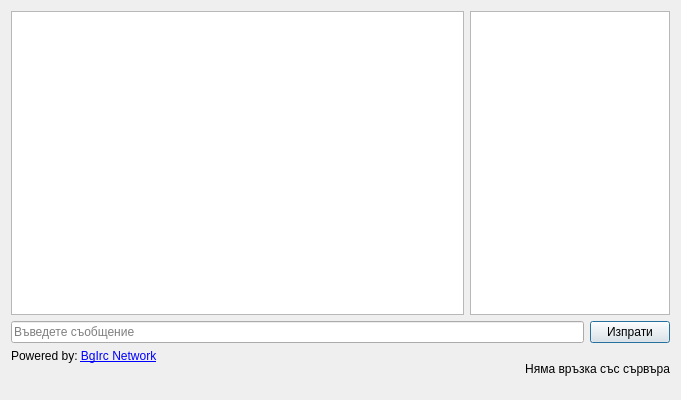
Before: the Qt Designer form src/View/Widgets/ChatDialog.ui in thefinalcutbg/DinoDent, drawn with Qt 5.
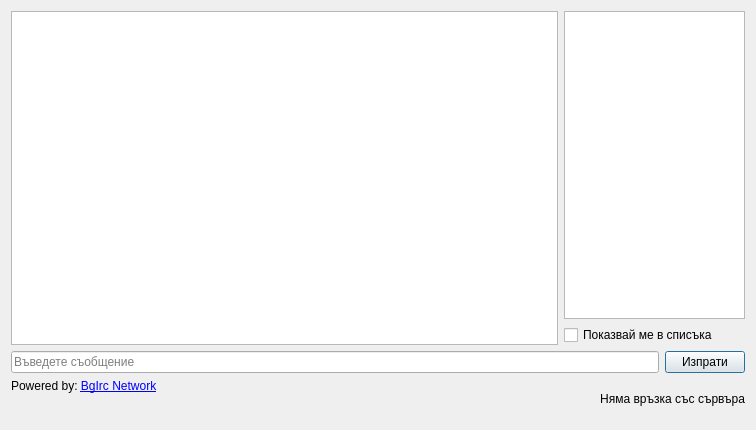
After: the same form once the commit is applied.

Diff of the .ui file:
```diff
--- a/src/View/Widgets/ChatDialog.ui
+++ b/src/View/Widgets/ChatDialog.ui
@@ -6,8 +6,8 @@
    <rect>
     <x>0</x>
     <y>0</y>
-    <width>681</width>
-    <height>400</height>
+    <width>756</width>
+    <height>430</height>
    </rect>
   </property>
   <property name="sizePolicy">
@@ -33,10 +33,24 @@
       </widget>
      </item>
      <item>
+      <layout class="QVBoxLayout" name="verticalLayout_2">
+       <property name="rightMargin">
+        <number>0</number>
+       </property>
+       <property name="bottomMargin">
+        <number>0</number>
+       </property>
+       <item>
       <widget class="QListWidget" name="usrList">
+         <property name="sizePolicy">
+          <sizepolicy hsizetype="Preferred" vsizetype="Expanding">
+           <horstretch>0</horstretch>
+           <verstretch>0</verstretch>
+          </sizepolicy>
+         </property>
        <property name="maximumSize">
         <size>
-         <width>200</width>
+           <width>181</width>
          <height>16777215</height>
         </size>
        </property>
@@ -47,6 +61,15 @@
        </property>
       </widget>
      </item>
+       <item>
+        <widget class="QCheckBox" name="visibleCheck">
+         <property name="text">
+          <string>Показвай ме в списъка</string>
+         </property>
+        </widget>
+       </item>
+      </layout>
+     </item>
     </layout>
    </item>
    <item>
@@ -96,6 +119,12 @@
      </item>
      <item>
       <widget class="QLabel" name="countLabel">
+       <property name="sizePolicy">
+        <sizepolicy hsizetype="Expanding" vsizetype="Preferred">
+         <horstretch>0</horstretch>
+         <verstretch>0</verstretch>
+        </sizepolicy>
+       </property>
        <property name="text">
         <string>Няма връзка със сървъра</string>
        </property>
```
Lines whose indentation alone changed are shown as unchanged.
